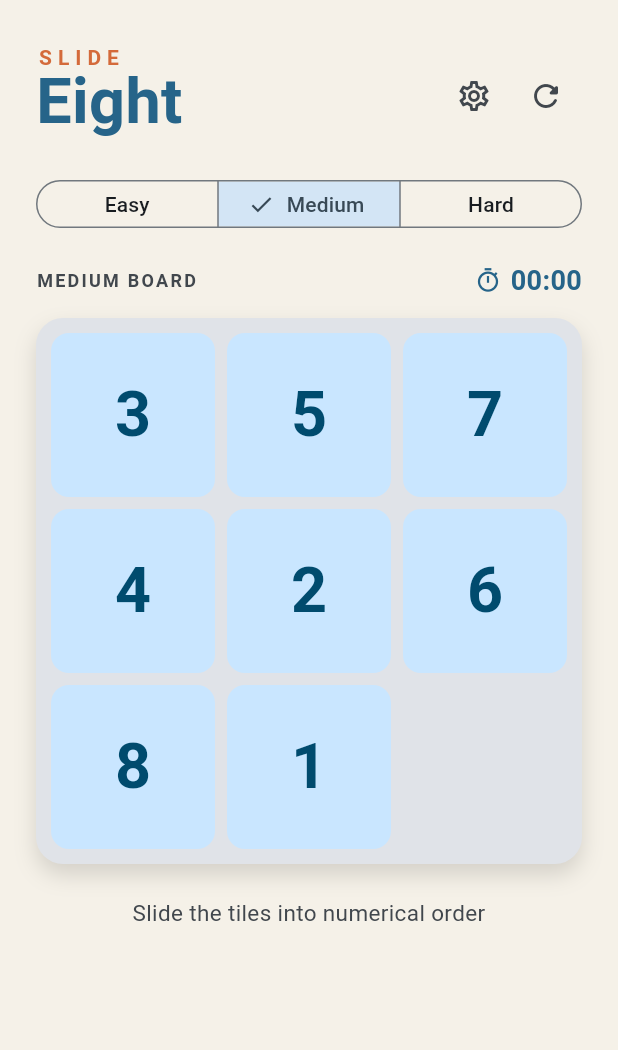
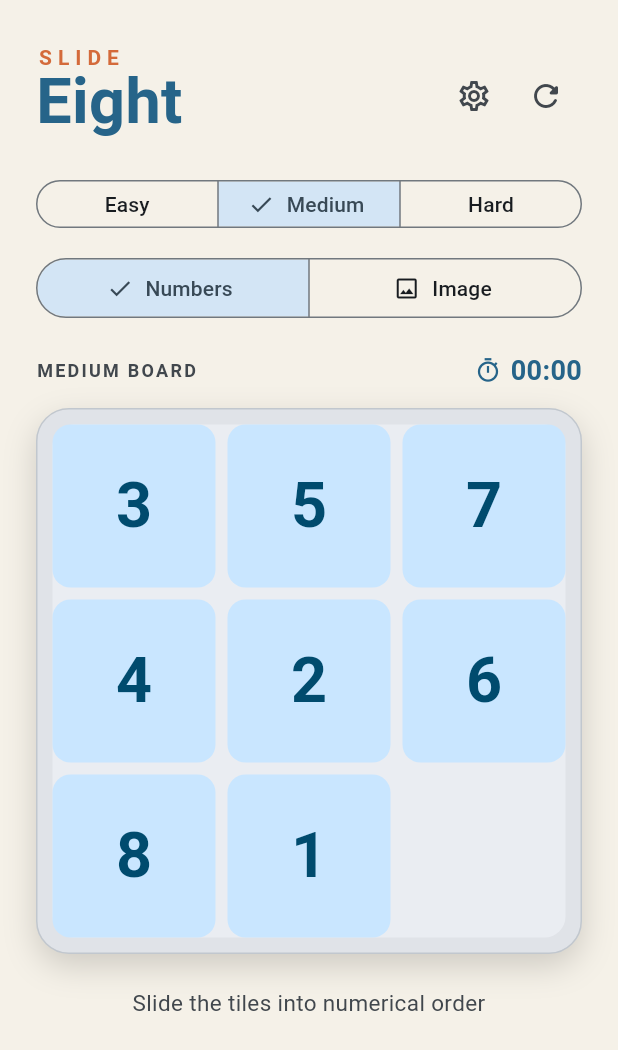
Before and after one commit to shahparan71/sliding_puzzle, a Flutter app: the screen it shows after launch, on a phone screen of 412 x 824 dp. Shown: the top 1050 px of the screen. Run offline on Flutter 3.47's test engine with Material 3 defaults, Android fonts, the phone set to English and light mode, and no system bars; our stand-ins replace flutter_svg; Roboto replaces fonts that are missing (Georgia).

Commit message:
Adds image puzzle mode with image and game mode selection.

```diff
--- a/lib/main.dart
+++ b/lib/main.dart
@@ -1,7 +1,6 @@
+import 'package:flutter/cupertino.dart';
 import 'app.dart';
 
 void main() {
   runApp(const MyApp());
 }
-
-export 'app.dart';
--- /dev/null
+++ b/lib/models/puzzle_image.dart
@@ -0,0 +1,11 @@
+enum PuzzleImage {
+  ladybug('Ladybug', 'assets/images/ladybug_puzzle.svg'),
+  flower('Flower', 'assets/images/flower_puzzle.svg'),
+  fruit('Fruit', 'assets/images/fruit_puzzle.svg'),
+  safari('Safari', 'assets/images/safari_puzzle.svg');
+
+  const PuzzleImage(this.label, this.assetPath);
+
+  final String label;
+  final String assetPath;
+}
--- /dev/null
+++ b/lib/models/puzzle_mode.dart
@@ -0,0 +1,8 @@
+enum PuzzleMode {
+  numbers('Numbers'),
+  image('Image');
+
+  const PuzzleMode(this.label);
+
+  final String label;
+}
--- a/lib/providers/puzzle_provider.dart
+++ b/lib/providers/puzzle_provider.dart
@@ -4,11 +4,15 @@ import 'package:flutter/foundation.dart';
 
 import '../models/difficulty.dart';
 import '../models/puzzle_board.dart';
+import '../models/puzzle_mode.dart';
+import '../models/puzzle_image.dart';
 
 class PuzzleProvider extends ChangeNotifier {
   PuzzleProvider() : _board = PuzzleBoard(Difficulty.medium.size);
 
   Difficulty _difficulty = Difficulty.medium;
+  PuzzleMode _mode = PuzzleMode.numbers;
+  PuzzleImage _image = PuzzleImage.ladybug;
   PuzzleBoard _board;
   final Stopwatch _stopwatch = Stopwatch();
   Timer? _timer;
@@ -16,6 +20,8 @@ class PuzzleProvider extends ChangeNotifier {
   bool _isComplete = false;
 
   Difficulty get difficulty => _difficulty;
+  PuzzleMode get mode => _mode;
+  PuzzleImage get image => _image;
   List<int> get tiles => _board.tiles;
   bool get isComplete => _isComplete;
   String get formattedTime {
@@ -26,6 +32,18 @@ class PuzzleProvider extends ChangeNotifier {
 
   void selectDifficulty(Difficulty difficulty) {
     _difficulty = difficulty;
+    newGame();
+  }
+
+  void selectMode(PuzzleMode mode) {
+    if (_mode == mode) return;
+    _mode = mode;
+    newGame();
+  }
+
+  void selectImage(PuzzleImage image) {
+    if (_image == image) return;
+    _image = image;
     newGame();
   }
 
--- a/lib/views/home/home_view.dart
+++ b/lib/views/home/home_view.dart
@@ -2,11 +2,13 @@ import 'package:flutter/material.dart';
 import 'package:provider/provider.dart';
 
 import '../../providers/puzzle_provider.dart';
+import '../../models/puzzle_mode.dart';
 import '../settings/settings_view.dart';
 import '../../widgets/completion_message.dart';
 import '../../widgets/difficulty_selector.dart';
 import '../../widgets/puzzle_board_view.dart';
 import '../../widgets/puzzle_header.dart';
+import '../../widgets/image_puzzle_controls.dart';
 
 class HomeView extends StatelessWidget {
   const HomeView({super.key});
@@ -19,11 +21,11 @@ class HomeView extends StatelessWidget {
 
     return Scaffold(
       body: SafeArea(
-        child: Center(
-          child: ConstrainedBox(
-            constraints: const BoxConstraints(maxWidth: 540),
-            child: Padding(
-              padding: const EdgeInsets.fromLTRB(24, 28, 24, 24),
+        child: SingleChildScrollView(
+          padding: const EdgeInsets.fromLTRB(24, 28, 24, 24),
+          child: Center(
+            child: ConstrainedBox(
+              constraints: const BoxConstraints(maxWidth: 820),
               child: Column(
                 crossAxisAlignment: CrossAxisAlignment.stretch,
                 children: [
@@ -33,6 +35,22 @@ class HomeView extends StatelessWidget {
                   ),
                   const SizedBox(height: 28),
                   DifficultySelector(selected: game.difficulty, onChanged: provider.selectDifficulty),
+                  const SizedBox(height: 12),
+                  SegmentedButton<PuzzleMode>(
+                    segments: PuzzleMode.values
+                        .map((mode) => ButtonSegment(
+                              value: mode,
+                              icon: Icon(mode == PuzzleMode.numbers ? Icons.pin_outlined : Icons.image_outlined),
+                              label: Text(mode.label),
+                            ))
+                        .toList(),
+                    selected: {game.mode},
+                    onSelectionChanged: (value) => provider.selectMode(value.first),
+                  ),
+                  if (game.mode == PuzzleMode.image) ...[
+                    const SizedBox(height: 12),
+                    ImagePuzzleControls(selected: game.image, onChanged: provider.selectImage),
+                  ],
                   const SizedBox(height: 18),
                   Row(
                     mainAxisAlignment: MainAxisAlignment.spaceBetween,
@@ -54,16 +72,40 @@ class HomeView extends StatelessWidget {
                     ],
                   ),
                   const SizedBox(height: 12),
-                  const PuzzleBoardView(),
+                  if (game.mode == PuzzleMode.image) ...[
+                    LayoutBuilder(
+                      builder: (context, constraints) {
+                        final sideBySide = constraints.maxWidth >= 620;
+                        final board = const PuzzleBoardView();
+                        final reference = PuzzleImageReference(image: game.image);
+                        if (sideBySide) {
+                          return Row(
+                            crossAxisAlignment: CrossAxisAlignment.start,
+                            children: [
+                              Expanded(child: board),
+                              const SizedBox(width: 18),
+                              SizedBox(width: 190, child: reference),
+                            ],
+                          );
+                        }
+                        return Column(
+                          children: [reference, const SizedBox(height: 16), board],
+                        );
+                      },
+                    ),
+                  ] else
+                    const PuzzleBoardView(),
                   const SizedBox(height: 22),
                   game.isComplete
                       ? CompletionMessage(onNewGame: provider.newGame)
                         : Text(
-                          'Slide the tiles into numerical order',
+                            game.mode == PuzzleMode.numbers
+                              ? 'Slide the tiles into numerical order'
+                              : 'Slide the picture back together',
                           textAlign: TextAlign.center,
                           style: TextStyle(color: colors.onSurfaceVariant, fontSize: 15),
                         ),
-                ],
+                      ],
               ),
             ),
           ),
--- a/lib/widgets/puzzle_board_view.dart
+++ b/lib/widgets/puzzle_board_view.dart
@@ -1,7 +1,10 @@
 import 'package:flutter/material.dart';
+import 'package:flutter_svg/flutter_svg.dart';
 import 'package:provider/provider.dart';
 
 import '../providers/puzzle_provider.dart';
+import '../models/puzzle_mode.dart';
+import '../models/puzzle_image.dart';
 
 class PuzzleBoardView extends StatelessWidget {
   const PuzzleBoardView({super.key});
@@ -13,35 +16,55 @@ class PuzzleBoardView extends StatelessWidget {
 
     return AspectRatio(
       aspectRatio: 1,
-      child: DecoratedBox(
+      child: Container(
+        padding: const EdgeInsets.all(10),
         decoration: BoxDecoration(
           color: colors.surfaceContainerHighest,
-          borderRadius: BorderRadius.circular(18),
-          boxShadow: const [
-            BoxShadow(color: Color(0x22000000), blurRadius: 12, offset: Offset(0, 7)),
+          borderRadius: BorderRadius.circular(22),
+          border: Border.all(color: colors.outlineVariant),
+          boxShadow: [
+            BoxShadow(
+              color: colors.shadow.withValues(alpha: .16),
+              blurRadius: 18,
+              offset: const Offset(0, 8),
+            ),
           ],
         ),
-        child: Padding(
-          padding: const EdgeInsets.all(10),
-          child: GridView.builder(
-            physics: const NeverScrollableScrollPhysics(),
-            itemCount: game.tiles.length,
-            gridDelegate: SliverGridDelegateWithFixedCrossAxisCount(
-              crossAxisCount: game.difficulty.size,
-              crossAxisSpacing: 8,
-              mainAxisSpacing: 8,
-            ),
-            itemBuilder: (context, index) {
-              final tile = game.tiles[index];
-              return tile == 0
-                  ? const SizedBox.expand()
-                  : PuzzleTile(
-                      key: ValueKey('tile-$tile'),
-                      value: tile,
-                      onTap: () => context.read<PuzzleProvider>().move(tile),
-                    );
-            },
-          ),
+        child: LayoutBuilder(
+          builder: (context, constraints) {
+            final size = game.difficulty.size;
+            final gap = 8.0;
+            final tileSize = (constraints.maxWidth - gap * (size - 1)) / size;
+
+            return DecoratedBox(
+              decoration: BoxDecoration(
+                color: colors.surface.withValues(alpha: .45),
+                borderRadius: BorderRadius.circular(14),
+              ),
+              child: Stack(
+                children: [
+                  for (var index = 0; index < game.tiles.length; index++)
+                    if (game.tiles[index] != 0)
+                      AnimatedPositioned(
+                        key: ValueKey('position-${game.tiles[index]}'),
+                        duration: const Duration(milliseconds: 260),
+                        curve: Curves.easeOutCubic,
+                        left: (index % size) * (tileSize + gap),
+                        top: (index ~/ size) * (tileSize + gap),
+                        width: tileSize,
+                        height: tileSize,
+                        child: PuzzleTile(
+                          key: ValueKey('tile-${game.tiles[index]}'),
+                          value: game.tiles[index],
+                          mode: game.mode,
+                          image: game.image,
+                          onTap: () => context.read<PuzzleProvider>().move(game.tiles[index]),
+                        ),
+                      ),
+                ],
+              ),
+            );
+          },
         ),
       ),
     );
@@ -49,24 +72,34 @@ class PuzzleBoardView extends StatelessWidget {
 }
 
 class PuzzleTile extends StatelessWidget {
-  const PuzzleTile({super.key, required this.value, required this.onTap});
+  const PuzzleTile({super.key, required this.value, required this.mode, required this.image, required this.onTap});
 
   final int value;
+  final PuzzleMode mode;
+  final PuzzleImage image;
   final VoidCallback onTap;
 
   @override
   Widget build(BuildContext context) {
+    final colors = Theme.of(context).colorScheme;
+
+    if (mode == PuzzleMode.image) {
+      return _ImagePuzzleTile(value: value, image: image, onTap: onTap);
+    }
+
     return Material(
-      color: Theme.of(context).colorScheme.primaryContainer,
+      color: colors.primaryContainer,
       borderRadius: BorderRadius.circular(12),
       child: InkWell(
         onTap: onTap,
         borderRadius: BorderRadius.circular(12),
+        splashColor: colors.primary.withValues(alpha: .16),
+        highlightColor: colors.primary.withValues(alpha: .08),
         child: Center(
           child: Text(
             '$value',
             style: TextStyle(
-              color: Theme.of(context).colorScheme.onPrimaryContainer,
+              color: colors.onPrimaryContainer,
               fontSize: 42,
               fontWeight: FontWeight.bold,
             ),
@@ -76,3 +109,52 @@ class PuzzleTile extends StatelessWidget {
     );
   }
 }
+
+class _ImagePuzzleTile extends StatelessWidget {
+  const _ImagePuzzleTile({required this.value, required this.image, required this.onTap});
+
+  final int value;
+  final PuzzleImage image;
+  final VoidCallback onTap;
+
+  @override
+  Widget build(BuildContext context) {
+    final colors = Theme.of(context).colorScheme;
+    final size = context.read<PuzzleProvider>().difficulty.size;
+    final sourceIndex = value - 1;
+
+    return Material(
+      color: colors.surfaceContainerHighest,
+      borderRadius: BorderRadius.zero,
+      clipBehavior: Clip.hardEdge,
+      child: InkWell(
+        onTap: onTap,
+        splashColor: colors.primary.withValues(alpha: .18),
+        child: LayoutBuilder(
+          builder: (context, constraints) {
+            final tileSize = constraints.biggest;
+            return Stack(
+              children: [
+                Positioned(
+                  left: -(sourceIndex % size) * tileSize.width,
+                  top: -(sourceIndex ~/ size) * tileSize.height,
+                  width: tileSize.width * size,
+                  height: tileSize.height * size,
+                  child: SvgPicture.asset(
+                    image.assetPath,
+                    fit: BoxFit.fill,
+                  ),
+                ),
+                DecoratedBox(
+                  decoration: BoxDecoration(
+                    border: Border.all(color: Colors.white.withValues(alpha: .22), width: 1),
+                  ),
+                ),
+              ],
+            );
+          },
+        ),
+      ),
+    );
+  }
+}
--- a/pubspec.yaml
+++ b/pubspec.yaml
@@ -31,6 +31,7 @@ dependencies:
   flutter:
     sdk: flutter
   provider: ^6.1.2
+  flutter_svg: ^2.0.17
 
   # The following adds the Cupertino Icons font to your application.
   # Use with the CupertinoIcons class for iOS style icons.
@@ -56,6 +57,9 @@ flutter:
   # included with your application, so that you can use the icons in
   # the material Icons class.
   uses-material-design: true
+
+  assets:
+    - assets/images/
 
   # To add assets to your application, add an assets section, like this:
   # assets:
```
Also changed, not shown: lib/widgets/image_puzzle_controls.dart (added, +87 -0 lines), assets/images/flower_puzzle.svg (added), assets/images/fruit_puzzle.svg (added), assets/images/ladybug_puzzle.svg (added), assets/images/safari_puzzle.svg (added), pubspec.lock, 1 other file.
